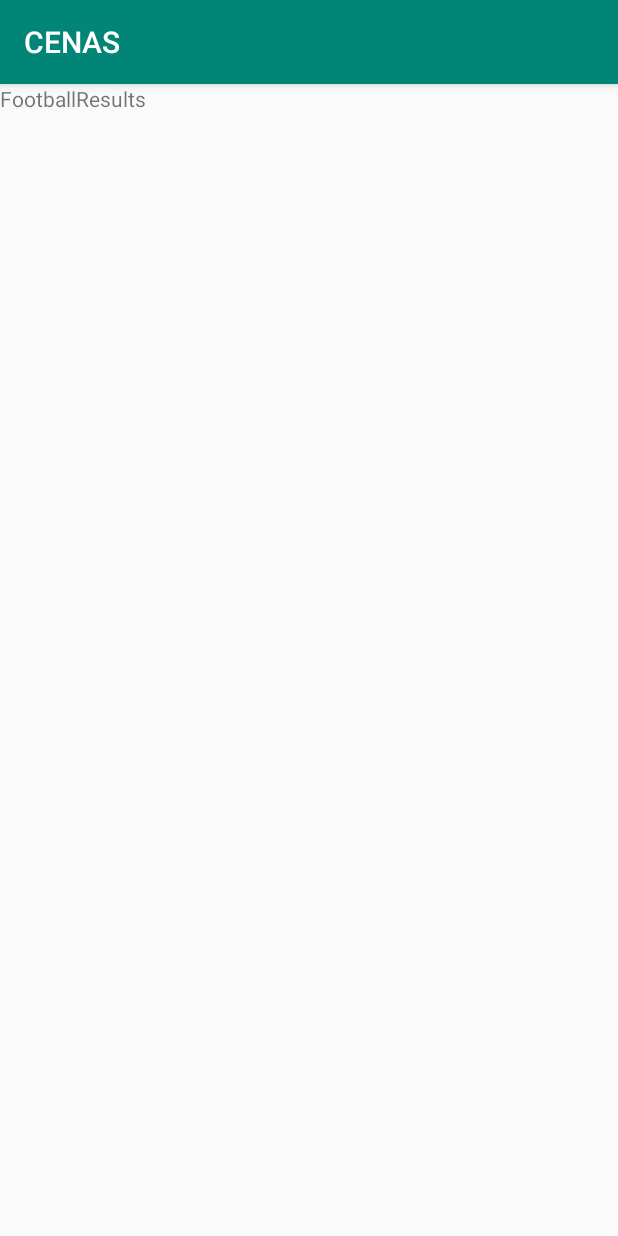
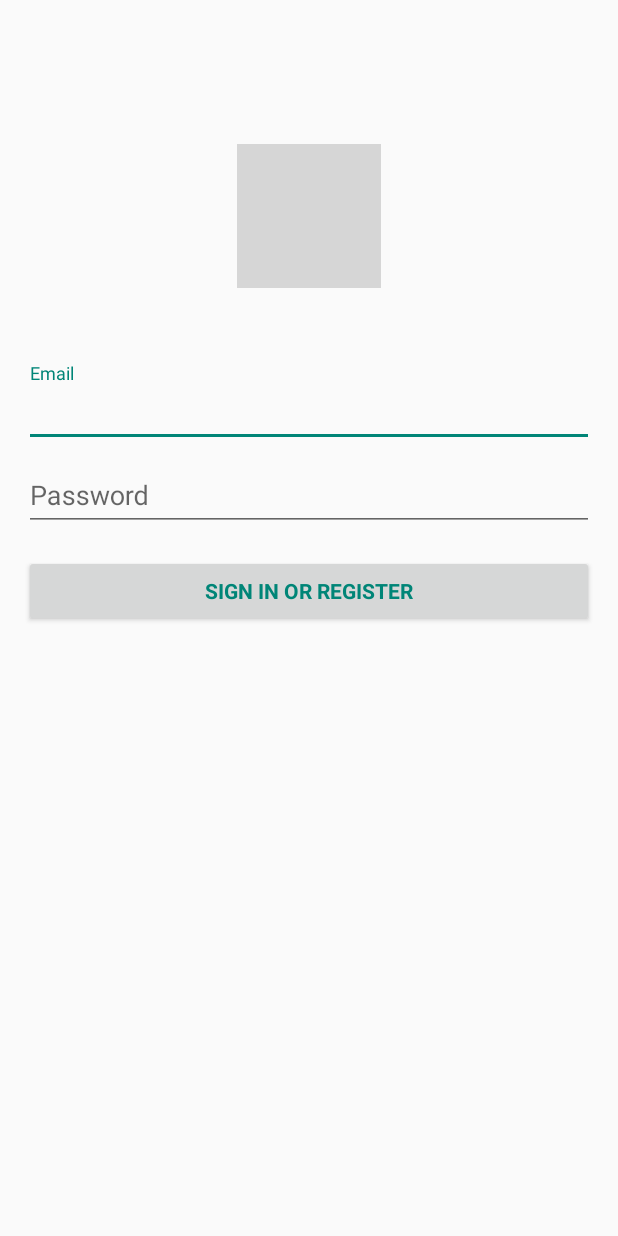
Before and after one commit to vieirarafael8/CENAS, an Android app: the screen it shows after launch (MainActivity before the commit, LoginActivity after it), on a phone screen of 412 x 824 dp. Run offline under Robolectric (Android 15) with nearby library versions, the phone set to English and light mode, and no system bars; 2 statements that could not run were skipped; grey boxes are pictures that could not be loaded.

Commit message:
Login created

```diff
--- a/app/build.gradle
+++ b/app/build.gradle
@@ -22,6 +22,7 @@ dependencies {
     implementation fileTree(dir: 'libs', include: ['*.jar'])
     implementation 'com.android.support:appcompat-v7:28.0.0'
     implementation 'com.android.support.constraint:constraint-layout:1.1.3'
+    implementation 'com.android.support:design:28.0.0'
     testImplementation 'junit:junit:4.12'
     androidTestImplementation 'com.android.support.test:runner:1.0.2'
     androidTestImplementation 'com.android.support.test.espresso:espresso-core:3.0.2'
--- /dev/null
+++ b/app/src/main/java/com/example/cenas/LoginActivity.java
@@ -0,0 +1,349 @@
+package com.example.cenas;
+
+import android.animation.Animator;
+import android.animation.AnimatorListenerAdapter;
+import android.annotation.TargetApi;
+import android.content.pm.PackageManager;
+import android.support.annotation.NonNull;
+import android.support.design.widget.Snackbar;
+import android.support.v7.app.AppCompatActivity;
+import android.app.LoaderManager.LoaderCallbacks;
+
+import android.content.CursorLoader;
+import android.content.Loader;
+import android.database.Cursor;
+import android.net.Uri;
+import android.os.AsyncTask;
+
+import android.os.Build;
+import android.os.Bundle;
+import android.provider.ContactsContract;
+import android.text.TextUtils;
+import android.view.KeyEvent;
+import android.view.View;
+import android.view.View.OnClickListener;
+import android.view.inputmethod.EditorInfo;
+import android.widget.ArrayAdapter;
+import android.widget.AutoCompleteTextView;
+import android.widget.Button;
+import android.widget.EditText;
+import android.widget.TextView;
+
+import java.util.ArrayList;
+import java.util.List;
+
+import static android.Manifest.permission.READ_CONTACTS;
+
+/**
+ * A login screen that offers login via email/password.
+ */
+public class LoginActivity extends AppCompatActivity implements LoaderCallbacks<Cursor> {
+
+    /**
+     * Id to identity READ_CONTACTS permission request.
+     */
+    private static final int REQUEST_READ_CONTACTS = 0;
+
+    /**
+     * A dummy authentication store containing known user names and passwords.
+     * TODO: remove after connecting to a real authentication system.
+     */
+    private static final String[] DUMMY_CREDENTIALS = new String[]{
+            "foo@example.com:hello", "bar@example.com:world"
+    };
+    /**
+     * Keep track of the login task to ensure we can cancel it if requested.
+     */
+    private UserLoginTask mAuthTask = null;
+
+    // UI references.
+    private AutoCompleteTextView mEmailView;
+    private EditText mPasswordView;
+    private View mProgressView;
+    private View mLoginFormView;
+
+    @Override
+    protected void onCreate(Bundle savedInstanceState) {
+        super.onCreate(savedInstanceState);
+        setContentView(R.layout.activity_login);
+        // Set up the login form.
+        mEmailView = (AutoCompleteTextView) findViewById(R.id.email);
+        populateAutoComplete();
+
+        mPasswordView = (EditText) findViewById(R.id.password);
+        mPasswordView.setOnEditorActionListener(new TextView.OnEditorActionListener() {
+            @Override
+            public boolean onEditorAction(TextView textView, int id, KeyEvent keyEvent) {
+                if (id == EditorInfo.IME_ACTION_DONE || id == EditorInfo.IME_NULL) {
+                    attemptLogin();
+                    return true;
+                }
+                return false;
+            }
+        });
+
+        Button mEmailSignInButton = (Button) findViewById(R.id.email_sign_in_button);
+        mEmailSignInButton.setOnClickListener(new OnClickListener() {
+            @Override
+            public void onClick(View view) {
+                attemptLogin();
+            }
+        });
+
+        mLoginFormView = findViewById(R.id.login_form);
+        mProgressView = findViewById(R.id.login_progress);
+    }
+
+    private void populateAutoComplete() {
+        if (!mayRequestContacts()) {
+            return;
+        }
+
+        getLoaderManager().initLoader(0, null, this);
+    }
+
+    private boolean mayRequestContacts() {
+        if (Build.VERSION.SDK_INT < Build.VERSION_CODES.M) {
+            return true;
+        }
+        if (checkSelfPermission(READ_CONTACTS) == PackageManager.PERMISSION_GRANTED) {
+            return true;
+        }
+        if (shouldShowRequestPermissionRationale(READ_CONTACTS)) {
+            Snackbar.make(mEmailView, R.string.permission_rationale, Snackbar.LENGTH_INDEFINITE)
+                    .setAction(android.R.string.ok, new View.OnClickListener() {
+                        @Override
+                        @TargetApi(Build.VERSION_CODES.M)
+                        public void onClick(View v) {
+                            requestPermissions(new String[]{READ_CONTACTS}, REQUEST_READ_CONTACTS);
+                        }
+                    });
+        } else {
+            requestPermissions(new String[]{READ_CONTACTS}, REQUEST_READ_CONTACTS);
+        }
+        return false;
+    }
+
+    /**
+     * Callback received when a permissions request has been completed.
+     */
+    @Override
+    public void onRequestPermissionsResult(int requestCode, @NonNull String[] permissions,
+                                           @NonNull int[] grantResults) {
+        if (requestCode == REQUEST_READ_CONTACTS) {
+            if (grantResults.length == 1 && grantResults[0] == PackageManager.PERMISSION_GRANTED) {
+                populateAutoComplete();
+            }
+        }
+    }
+
+
+    /**
+     * Attempts to sign in or register the account specified by the login form.
+     * If there are form errors (invalid email, missing fields, etc.), the
+     * errors are presented and no actual login attempt is made.
+     */
+    private void attemptLogin() {
+        if (mAuthTask != null) {
+            return;
+        }
+
+        // Reset errors.
+        mEmailView.setError(null);
+        mPasswordView.setError(null);
+
+        // Store values at the time of the login attempt.
+        String email = mEmailView.getText().toString();
+        String password = mPasswordView.getText().toString();
+
+        boolean cancel = false;
+        View focusView = null;
+
+        // Check for a valid password, if the user entered one.
+        if (!TextUtils.isEmpty(password) && !isPasswordValid(password)) {
+            mPasswordView.setError(getString(R.string.error_invalid_password));
+            focusView = mPasswordView;
+            cancel = true;
+        }
+
+        // Check for a valid email address.
+        if (TextUtils.isEmpty(email)) {
+            mEmailView.setError(getString(R.string.error_field_required));
+            focusView = mEmailView;
+            cancel = true;
+        } else if (!isEmailValid(email)) {
+            mEmailView.setError(getString(R.string.error_invalid_email));
+            focusView = mEmailView;
+            cancel = true;
+        }
+
+        if (cancel) {
+            // There was an error; don't attempt login and focus the first
+            // form field with an error.
+            focusView.requestFocus();
+        } else {
+            // Show a progress spinner, and kick off a background task to
+            // perform the user login attempt.
+            showProgress(true);
+            mAuthTask = new UserLoginTask(email, password);
+            mAuthTask.execute((Void) null);
+        }
+    }
+
+    private boolean isEmailValid(String email) {
+        //TODO: Replace this with your own logic
+        return email.contains("@");
+    }
+
+    private boolean isPasswordValid(String password) {
+        //TODO: Replace this with your own logic
+        return password.length() > 4;
+    }
+
+    /**
+     * Shows the progress UI and hides the login form.
+     */
+    @TargetApi(Build.VERSION_CODES.HONEYCOMB_MR2)
+    private void showProgress(final boolean show) {
+        // On Honeycomb MR2 we have the ViewPropertyAnimator APIs, which allow
+        // for very easy animations. If available, use these APIs to fade-in
+        // the progress spinner.
+        if (Build.VERSION.SDK_INT >= Build.VERSION_CODES.HONEYCOMB_MR2) {
+            int shortAnimTime = getResources().getInteger(android.R.integer.config_shortAnimTime);
+
+            mLoginFormView.setVisibility(show ? View.GONE : View.VISIBLE);
+            mLoginFormView.animate().setDuration(shortAnimTime).alpha(
+                    show ? 0 : 1).setListener(new AnimatorListenerAdapter() {
+                @Override
+                public void onAnimationEnd(Animator animation) {
+                    mLoginFormView.setVisibility(show ? View.GONE : View.VISIBLE);
+                }
+            });
+
+            mProgressView.setVisibility(show ? View.VISIBLE : View.GONE);
+            mProgressView.animate().setDuration(shortAnimTime).alpha(
+                    show ? 1 : 0).setListener(new AnimatorListenerAdapter() {
+                @Override
+                public void onAnimationEnd(Animator animation) {
+                    mProgressView.setVisibility(show ? View.VISIBLE : View.GONE);
+                }
+            });
+        } else {
+            // The ViewPropertyAnimator APIs are not available, so simply show
+            // and hide the relevant UI components.
+            mProgressView.setVisibility(show ? View.VISIBLE : View.GONE);
+            mLoginFormView.setVisibility(show ? View.GONE : View.VISIBLE);
+        }
+    }
+
+    @Override
+    public Loader<Cursor> onCreateLoader(int i, Bundle bundle) {
+        return new CursorLoader(this,
+                // Retrieve data rows for the device user's 'profile' contact.
+                Uri.withAppendedPath(ContactsContract.Profile.CONTENT_URI,
+                        ContactsContract.Contacts.Data.CONTENT_DIRECTORY), ProfileQuery.PROJECTION,
+
+                // Select only email addresses.
+                ContactsContract.Contacts.Data.MIMETYPE +
+                        " = ?", new String[]{ContactsContract.CommonDataKinds.Email
+                .CONTENT_ITEM_TYPE},
+
+                // Show primary email addresses first. Note that there won't be
+                // a primary email address if the user hasn't specified one.
+                ContactsContract.Contacts.Data.IS_PRIMARY + " DESC");
+    }
+
+    @Override
+    public void onLoadFinished(Loader<Cursor> cursorLoader, Cursor cursor) {
+        List<String> emails = new ArrayList<>();
+        cursor.moveToFirst();
+        while (!cursor.isAfterLast()) {
+            emails.add(cursor.getString(ProfileQuery.ADDRESS));
+            cursor.moveToNext();
+        }
+
+        addEmailsToAutoComplete(emails);
+    }
+
+    @Override
+    public void onLoaderReset(Loader<Cursor> cursorLoader) {
+
+    }
+
+    private void addEmailsToAutoComplete(List<String> emailAddressCollection) {
+        //Create adapter to tell the AutoCompleteTextView what to show in its dropdown list.
+        ArrayAdapter<String> adapter =
+                new ArrayAdapter<>(LoginActivity.this,
+                        android.R.layout.simple_dropdown_item_1line, emailAddressCollection);
+
+        mEmailView.setAdapter(adapter);
+    }
+
+
+    private interface ProfileQuery {
+        String[] PROJECTION = {
+                ContactsContract.CommonDataKinds.Email.ADDRESS,
+                ContactsContract.CommonDataKinds.Email.IS_PRIMARY,
+        };
+
+        int ADDRESS = 0;
+        int IS_PRIMARY = 1;
+    }
+
+    /**
+     * Represents an asynchronous login/registration task used to authenticate
+     * the user.
+     */
+    public class UserLoginTask extends AsyncTask<Void, Void, Boolean> {
+
+        private final String mEmail;
+        private final String mPassword;
+
+        UserLoginTask(String email, String password) {
+            mEmail = email;
+            mPassword = password;
+        }
+
+        @Override
+        protected Boolean doInBackground(Void... params) {
+            // TODO: attempt authentication against a network service.
+
+            try {
+                // Simulate network access.
+                Thread.sleep(2000);
+            } catch (InterruptedException e) {
+                return false;
+            }
+
+            for (String credential : DUMMY_CREDENTIALS) {
+                String[] pieces = credential.split(":");
+                if (pieces[0].equals(mEmail)) {
+                    // Account exists, return true if the password matches.
+                    return pieces[1].equals(mPassword);
+                }
+            }
+
+            // TODO: register the new account here.
+            return true;
+        }
+
+        @Override
+        protected void onPostExecute(final Boolean success) {
+            mAuthTask = null;
+            showProgress(false);
+
+            if (success) {
+                finish();
+            } else {
+                mPasswordView.setError(getString(R.string.error_incorrect_password));
+                mPasswordView.requestFocus();
+            }
+        }
+
+        @Override
+        protected void onCancelled() {
+            mAuthTask = null;
+            showProgress(false);
+        }
+    }
+}
--- a/app/src/main/java/com/example/cenas/MainActivity.java
+++ b/app/src/main/java/com/example/cenas/MainActivity.java
@@ -1,13 +1,23 @@
 package com.example.cenas;
 
+import android.content.Intent;
+import android.os.Handler;
 import android.support.v7.app.AppCompatActivity;
 import android.os.Bundle;
 
 public class MainActivity extends AppCompatActivity {
-
+    private static int TIME_OUT = 3000;
     @Override
     protected void onCreate(Bundle savedInstanceState) {
         super.onCreate(savedInstanceState);
         setContentView(R.layout.activity_main);
+        new Handler().postDelayed(new Runnable() {
+            @Override
+            public void run() {
+                Intent i = new Intent(MainActivity.this, LoginActivity.class);
+                startActivity(i);
+                finish();
+            }
+        }, TIME_OUT);
     }
-}
+    }
--- /dev/null
+++ b/app/src/main/res/layout/activity_login.xml
@@ -0,0 +1,91 @@
+<?xml version="1.0" encoding="utf-8"?>
+<LinearLayout xmlns:android="http://schemas.android.com/apk/res/android"
+    xmlns:tools="http://schemas.android.com/tools"
+    android:layout_width="match_parent"
+    android:layout_height="match_parent"
+    android:gravity="center_horizontal"
+    android:orientation="vertical"
+    android:paddingLeft="@dimen/activity_horizontal_margin"
+    android:paddingTop="@dimen/activity_vertical_margin"
+    android:paddingRight="@dimen/activity_horizontal_margin"
+    android:paddingBottom="@dimen/activity_vertical_margin"
+    tools:context=".LoginActivity">
+    <ImageView
+        android:id="@+id/imageView"
+        android:layout_marginTop="80dp"
+        android:layout_width="wrap_content"
+        android:layout_height="wrap_content"
+        android:adjustViewBounds="true"
+        android:maxWidth="500dp"
+        android:layout_gravity="center"
+        android:maxHeight="200dp"
+        android:scaleType="fitCenter"
+        android:src="@drawable/football" />
+    <!-- Login progress -->
+    <ProgressBar
+        android:id="@+id/login_progress"
+        style="?android:attr/progressBarStyleLarge"
+        android:layout_width="wrap_content"
+        android:layout_height="wrap_content"
+        android:layout_marginBottom="8dp"
+
+        android:visibility="gone" />
+
+    <ScrollView
+        android:id="@+id/login_form"
+        android:layout_width="match_parent"
+        android:layout_height="match_parent">
+
+        <LinearLayout
+            android:layout_marginTop="50dp"
+            android:id="@+id/email_login_form"
+            android:layout_width="match_parent"
+            android:layout_height="wrap_content"
+            android:orientation="vertical">
+
+            <android.support.design.widget.TextInputLayout
+                android:layout_width="match_parent"
+                android:layout_height="wrap_content">
+
+                <AutoCompleteTextView
+                    android:id="@+id/email"
+                    android:layout_width="match_parent"
+                    android:layout_height="wrap_content"
+                    android:hint="@string/prompt_email"
+                    android:inputType="textEmailAddress"
+                    android:maxLines="1"
+                    android:singleLine="true" />
+
+            </android.support.design.widget.TextInputLayout>
+
+            <android.support.design.widget.TextInputLayout
+                android:layout_width="match_parent"
+                android:layout_height="wrap_content">
+
+                <EditText
+                    android:id="@+id/password"
+                    android:layout_width="match_parent"
+                    android:layout_height="wrap_content"
+                    android:hint="@string/password"
+                    android:imeActionId="6"
+                    android:imeActionLabel="@string/action_sign_in_short"
+                    android:imeOptions="actionUnspecified"
+                    android:inputType="textPassword"
+                    android:maxLines="1"
+                    android:singleLine="true" />
+
+            </android.support.design.widget.TextInputLayout>
+
+            <Button
+                android:id="@+id/email_sign_in_button"
+                style="?android:textAppearanceSmall"
+                android:layout_width="match_parent"
+                android:layout_height="wrap_content"
+                android:layout_marginTop="16dp"
+                android:text="@string/action_sign_in"
+                android:textStyle="bold"
+                android:textColor="@color/colorPrimary" />
+
+        </LinearLayout>
+    </ScrollView>
+</LinearLayout>
--- a/app/src/main/res/layout/activity_main.xml
+++ b/app/src/main/res/layout/activity_main.xml
@@ -1,25 +1,41 @@
 <?xml version="1.0" encoding="utf-8"?>
-<RelativeLayout xmlns:android="http://schemas.android.com/apk/res/android"
+<LinearLayout xmlns:android="http://schemas.android.com/apk/res/android"
     xmlns:app="http://schemas.android.com/apk/res-auto"
     xmlns:tools="http://schemas.android.com/tools"
     android:layout_width="match_parent"
     android:layout_height="match_parent"
+    android:orientation="vertical"
     tools:context=".MainActivity">
 
-    <TextView
-        android:id="@+id/textView"
-        android:layout_width="wrap_content"
-        android:layout_height="wrap_content"
-        android:text="FootballResults"
-        app:layout_constraintBottom_toBottomOf="parent"
-        app:layout_constraintLeft_toLeftOf="parent"
-        app:layout_constraintRight_toRightOf="parent"
-        app:layout_constraintTop_toTopOf="parent" />
 
     <ImageView
         android:id="@+id/imageView"
+        android:layout_marginTop="100dp"
         android:layout_width="wrap_content"
         android:layout_height="wrap_content"
-        tools:srcCompat="@tools:sample/backgrounds/scenic[15]" />
+        android:adjustViewBounds="true"
+        android:maxWidth="500dp"
+        android:layout_gravity="center"
+        android:maxHeight="200dp"
+        android:scaleType="fitCenter"
+        android:src="@drawable/football" />
 
-</RelativeLayout>
+
+    <TextView
+        android:textColor="@color/colorPrimary"
+        android:fontFamily="cursive"
+        android:id="@+id/textView"
+        android:textSize="30dp"
+        android:layout_marginTop="80dp"
+        android:layout_width="wrap_content"
+        android:layout_height="wrap_content"
+        android:adjustViewBounds="true"
+        android:maxWidth="500dp"
+        android:layout_gravity="center"
+        android:maxHeight="200dp"
+        android:scaleType="fitCenter"
+        android:text="FootballResults"
+        />
+
+
+</LinearLayout>
--- /dev/null
+++ b/app/src/main/res/values/dimens.xml
@@ -0,0 +1,5 @@
+<resources>
+    <!-- Default screen margins, per the Android Design guidelines. -->
+    <dimen name="activity_horizontal_margin">16dp</dimen>
+    <dimen name="activity_vertical_margin">16dp</dimen>
+</resources>
--- a/app/src/main/res/values/strings.xml
+++ b/app/src/main/res/values/strings.xml
@@ -1,3 +1,17 @@
 <resources>
     <string name="app_name">CENAS</string>
+    <string name="title_activity_login">Sign in</string>
+    <!-- Strings related to login -->
+    <string name="prompt_email">Email</string>
+    <string name="password">Password</string>
+    <string name="prompt_password">Password (optional)</string>
+    <string name="action_sign_in">Sign in or register</string>
+    <string name="action_sign_in_short">Sign in</string>
+    <string name="error_invalid_email">This email address is invalid</string>
+    <string name="error_invalid_password">This password is too short</string>
+    <string name="error_incorrect_password">This password is incorrect</string>
+    <string name="error_field_required">This field is required</string>
+    <string name="permission_rationale">"Contacts permissions are needed for providing email
+        completions."
+    </string>
 </resources>
```
Also changed, not shown: app/src/main/AndroidManifest.xml (+9 -2 lines).
